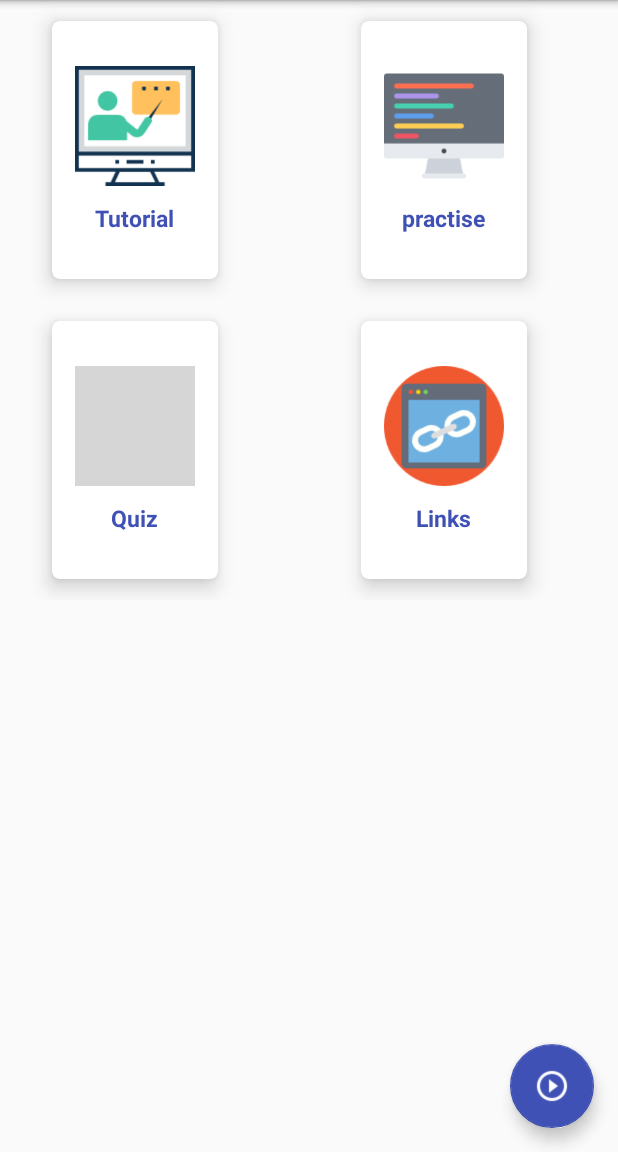
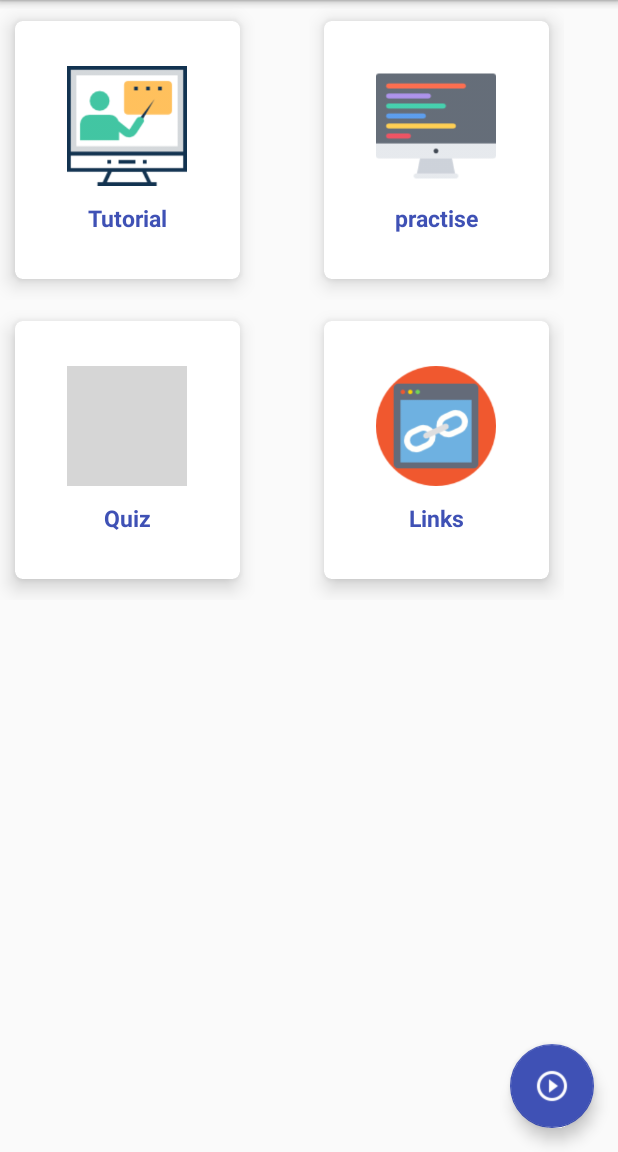
Before and after one commit to redoy-ahmed/EzyPerl, an Android app: the screen it shows after launch (MainActivity), on a phone screen of 412 x 824 dp, the part 84-1236 px from its top. Run offline under Robolectric (Android 15) with nearby library versions, the phone set to English and light mode, and no system bars; our stand-ins replace ButterKnife; libraries missing offline, so code that uses them is left out: angtrim.com.fivestarslibrary; grey boxes are pictures that could not be loaded.

```diff
--- a/app/src/main/res/layout/card_view_list_home.xml
+++ b/app/src/main/res/layout/card_view_list_home.xml
@@ -2,7 +2,7 @@
 <LinearLayout xmlns:android="http://schemas.android.com/apk/res/android"
     xmlns:app="http://schemas.android.com/apk/res-auto"
     xmlns:card_view="http://schemas.android.com/tools"
-    android:layout_width="180dp"
+    android:layout_width="170dp"
     android:layout_height="200dp"
     android:layout_gravity="center"
     android:gravity="center"
@@ -10,7 +10,7 @@
 
     <android.support.v7.widget.CardView
         android:id="@+id/card_view"
-        android:layout_width="wrap_content"
+        android:layout_width="match_parent"
         android:layout_height="match_parent"
         android:layout_gravity="center"
         app:cardBackgroundColor="@android:color/white"
```
